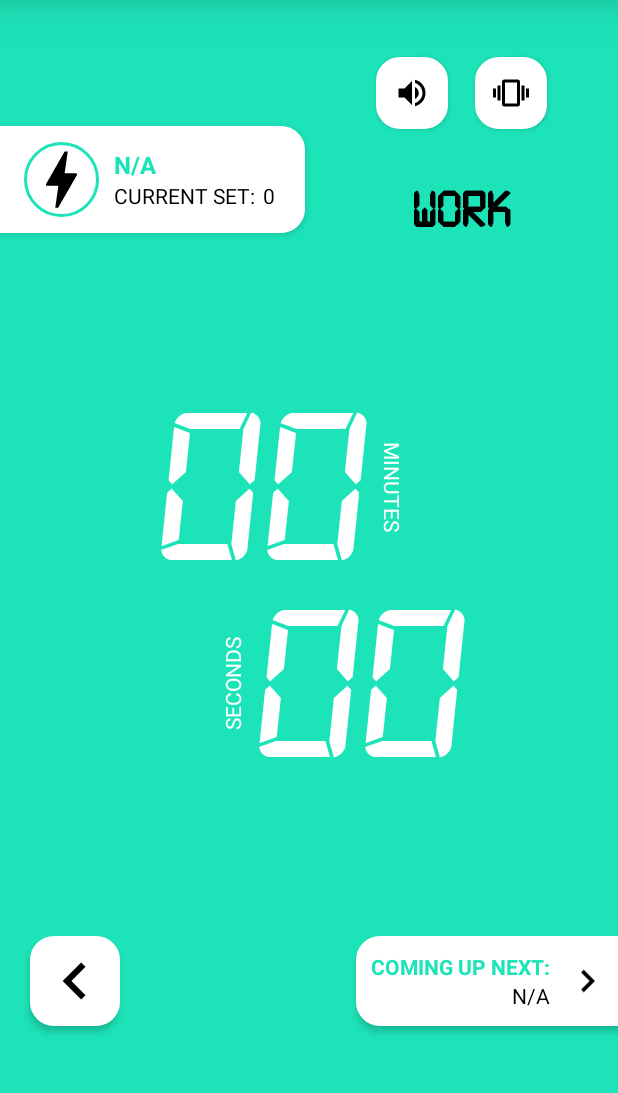
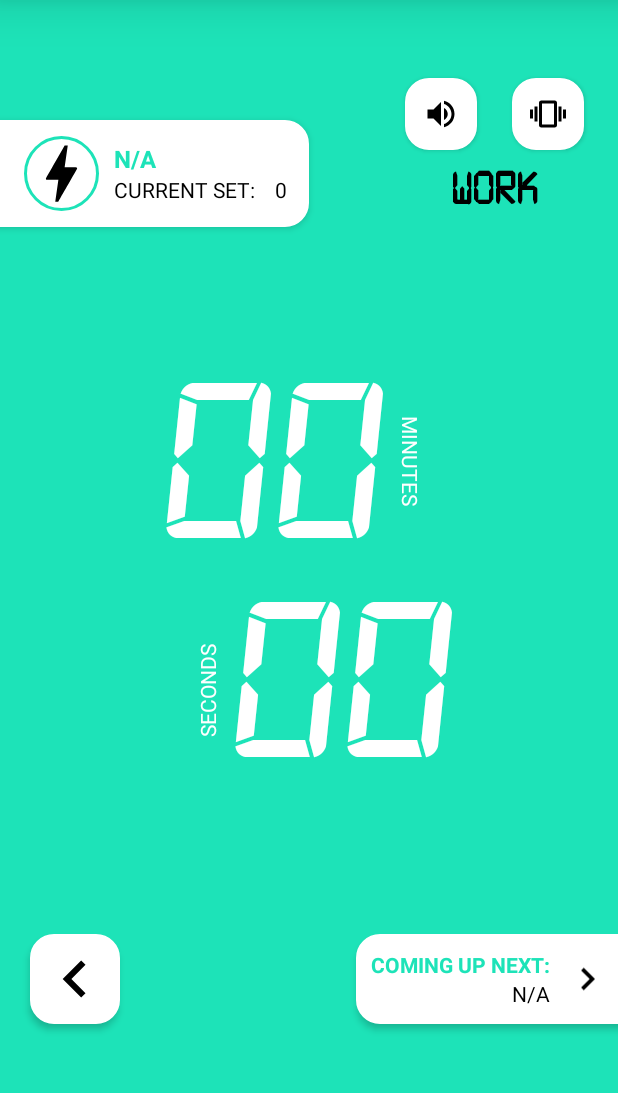
Before and after one commit to FabioAndresSQ/TIWO, an Android app: the layout activity_timer.xml on its own in the app's theme, with its tools: preview values and no code run, on a phone screen of 412 x 824 dp, the part 84-1177 px from its top. Run offline under Robolectric (Android 15) with nearby library versions, the light colour scheme and no system bars.

Commit message:
Full release

```diff
--- a/app/build.gradle
+++ b/app/build.gradle
@@ -27,7 +27,7 @@ android {
 
     buildTypes {
         release {
-            minifyEnabled true
+            minifyEnabled false
             proguardFiles getDefaultProguardFile('proguard-android-optimize.txt'), 'proguard-rules.pro'
         }
     }
--- a/app/src/main/java/com/faesfa/tiwo/PresetDetails.kt
+++ b/app/src/main/java/com/faesfa/tiwo/PresetDetails.kt
@@ -58,6 +58,7 @@ class PresetDetails : AppCompatActivity() {
         //Set Info to display
         binding.presetNameTxt.text = preset.name?.capitalize()
         setPresetImage(preset.gifUrl)
+
         setPresetCategory(preset.bodyPart)
 
 
@@ -248,39 +249,67 @@ class PresetDetails : AppCompatActivity() {
     private fun setPresetCategory(bodyPart: String?) {
         binding.presetCategory.borderColor = resources.getColor(R.color.AppColor)
         binding.presetCategory.borderWidth = 5
-        when(bodyPart){
+        when(bodyPart) {
             "chest" -> {
                 binding.presetCategory.setImageResource(R.drawable.chest_ic)
-                binding.presetCategoryTxt.text = getString(R.string.chestCategoryTxt)}
+                binding.presetCategoryTxt.text = getString(R.string.chestCategoryTxt)
+                category = "Chest"
+            }
+
             "back" -> {
                 binding.presetCategory.setImageResource(R.drawable.back_ic)
-                binding.presetCategoryTxt.text = getString(R.string.backCategoryTxt)}
+                binding.presetCategoryTxt.text = getString(R.string.backCategoryTxt)
+                category = "Back"
+            }
+
             "shoulder" -> {
                 binding.presetCategory.setImageResource(R.drawable.shoulder_ic)
-                binding.presetCategoryTxt.text = getString(R.string.shoulderCategoryTxt) }
+                binding.presetCategoryTxt.text = getString(R.string.shoulderCategoryTxt)
+                category = "Shoulder"
+            }
+
             "neck" -> {
                 binding.presetCategory.setImageResource(R.drawable.shoulder_ic)
-                binding.presetCategoryTxt.text = getString(R.string.shoulderCategoryTxt) }
+                binding.presetCategoryTxt.text = getString(R.string.shoulderCategoryTxt)
+                category = "Shoulder"
+            }
+
             "waist" -> {
                 binding.presetCategory.setImageResource(R.drawable.abs_ic)
-                binding.presetCategoryTxt.text = getString(R.string.absCategoryTxt)}
+                binding.presetCategoryTxt.text = getString(R.string.absCategoryTxt)
+                category = "Abs"
+            }
+
             "cardio" -> {
                 binding.presetCategory.setImageResource(R.drawable.abs_ic)
-                binding.presetCategoryTxt.text = getString(R.string.absCategoryTxt)}
+                binding.presetCategoryTxt.text = getString(R.string.absCategoryTxt)
+                category = "Abs"
+            }
+
             "lower arms" -> {
                 binding.presetCategory.setImageResource(R.drawable.arm_ic)
-                binding.presetCategoryTxt.text = getString(R.string.armsCategoryTxt)}
+                binding.presetCategoryTxt.text = getString(R.string.armsCategoryTxt)
+                category = "Arms"
+            }
+
             "upper arms" -> {
                 binding.presetCategory.setImageResource(R.drawable.arm_ic)
-                binding.presetCategoryTxt.text = getString(R.string.armsCategoryTxt)}
+                binding.presetCategoryTxt.text = getString(R.string.armsCategoryTxt)
+                category = "Arms"
+            }
+
             "lower legs" -> {
                 binding.presetCategory.setImageResource(R.drawable.legs_ic)
-                binding.presetCategoryTxt.text = getString(R.string.legsCategoryTxt)}
+                binding.presetCategoryTxt.text = getString(R.string.legsCategoryTxt)
+                category = "Legs"
+            }
+
             "upper legs" -> {
                 binding.presetCategory.setImageResource(R.drawable.legs_ic)
-                binding.presetCategoryTxt.text = getString(R.string.legsCategoryTxt)}
+                binding.presetCategoryTxt.text = getString(R.string.legsCategoryTxt)
+                category = "Legs"
+            }
         }
-        category = binding.presetCategoryTxt.text.toString()
     }
 
     private fun changeVisibility(checked: Boolean) {
--- a/app/src/main/java/com/faesfa/tiwo/TimerActivity.kt
+++ b/app/src/main/java/com/faesfa/tiwo/TimerActivity.kt
@@ -106,6 +106,7 @@ class TimerActivity : AppCompatActivity() {
             initialWorkTime = ((workout.num_reps * workout.reps_time) * 1000 + 1000).toLong() //Set Timer Value
             workFormat = reps.toString() + " " + getString(R.string.workingRepsTimer)
             binding.timerMinTxt.visibility = View.GONE
+            binding.minNumbersLayout.visibility = View.GONE
             binding.minutesTimerLbl.visibility = View.GONE
             binding.secondsTimerLbl.visibility = View.GONE
             binding.timerSecTxt.textSize = 200F
@@ -376,11 +377,11 @@ class TimerActivity : AppCompatActivity() {
         binding.timerCurrentState.text = getString(R.string.timerWorkTxt)
         if (workout.reps){ //Working with Reps, Set Visibility
             countDownInterval = (workout.reps_time * 1000).toLong()
+            binding.minNumbersLayout.visibility = View.GONE
             binding.timerMinTxt.visibility = View.GONE
             binding.minutesTimerLbl.visibility = View.GONE
             binding.secondsTimerLbl.visibility = View.GONE
             binding.repsTimerLbl.visibility = View.VISIBLE
-            binding.timerSecTxt.textSize = 200F
             countDownTimer = object : CountDownTimer(time, countDownInterval){
                 override fun onTick(millisUntilFinished: Long) {
                     countDownInPause = millisUntilFinished
@@ -446,6 +447,7 @@ class TimerActivity : AppCompatActivity() {
         } else{
             binding.timerNextTxt.text = getString(R.string.end)
         }
+        binding.minNumbersLayout.visibility = View.VISIBLE
         binding.timerMinTxt.visibility = View.VISIBLE
         binding.minutesTimerLbl.visibility = View.VISIBLE
         binding.secondsTimerLbl.visibility = View.VISIBLE
--- a/app/src/main/res/layout/activity_info.xml
+++ b/app/src/main/res/layout/activity_info.xml
@@ -90,11 +90,13 @@
 
             <TextView
                 android:id="@+id/infoNameTxt"
-                android:layout_width="wrap_content"
+                android:layout_width="0dp"
                 android:layout_height="wrap_content"
                 android:layout_marginTop="8dp"
                 android:text="@string/infoWorkoutNameTitle"
                 android:textColor="@color/AppColor"
+                android:layout_marginStart="10dp"
+                android:layout_marginEnd="10dp"
                 android:textSize="20sp"
                 android:textStyle="bold"
                 android:textAlignment="center"
--- a/app/src/main/res/layout/activity_timer.xml
+++ b/app/src/main/res/layout/activity_timer.xml
@@ -30,6 +30,34 @@
         app:layout_constraintTop_toBottomOf="@id/includeAppBar">
 
 
+        <androidx.constraintlayout.widget.Guideline
+            android:id="@+id/guidelineVertical"
+            android:layout_width="wrap_content"
+            android:layout_height="0dp"
+            android:orientation="vertical"
+            app:layout_constraintGuide_percent="0.6"/>
+
+        <androidx.constraintlayout.widget.Guideline
+            android:id="@+id/guidelineVerticalMiddle"
+            android:layout_width="wrap_content"
+            android:layout_height="0dp"
+            android:orientation="vertical"
+            app:layout_constraintGuide_percent="0.5"/>
+
+        <androidx.constraintlayout.widget.Guideline
+            android:id="@+id/guidelineHorizontalTop"
+            android:layout_width="wrap_content"
+            android:layout_height="wrap_content"
+            android:orientation="horizontal"
+            app:layout_constraintGuide_percent="0.3"/>
+
+        <androidx.constraintlayout.widget.Guideline
+            android:id="@+id/guidelineHorizontalBottom"
+            android:layout_width="wrap_content"
+            android:layout_height="wrap_content"
+            android:orientation="horizontal"
+            app:layout_constraintGuide_percent="0.7"/>
+
         <androidx.constraintlayout.widget.ConstraintLayout
             android:id="@+id/timerLayout"
             android:layout_width="match_parent"
@@ -45,17 +73,23 @@
 
         <TextView
             android:id="@+id/timerCurrentState"
-            android:layout_width="150dp"
+            android:layout_width="0dp"
             android:layout_height="0dp"
+            app:autoSizeMaxTextSize="32sp"
+            app:autoSizeMinTextSize="14sp"
+            app:autoSizeStepGranularity="1sp"
+            app:autoSizeTextType="uniform"
             android:fontFamily="@font/digital7"
             android:text="@string/timerWorkTxt"
             android:textAlignment="center"
+            android:gravity="center"
             android:textColor="@color/black"
-            android:textSize="35sp"
             android:textStyle="bold"
+            android:layout_marginTop="20dp"
             app:layout_constraintBottom_toBottomOf="@+id/linearLayout4"
             app:layout_constraintEnd_toEndOf="parent"
-            app:layout_constraintStart_toEndOf="@+id/linearLayout4" />
+            app:layout_constraintStart_toEndOf="@+id/guidelineVertical"
+            app:layout_constraintTop_toTopOf="@+id/linearLayout4" />
 
         <androidx.constraintlayout.widget.ConstraintLayout
             android:id="@+id/soundLayout"
@@ -65,8 +99,7 @@
             app:layout_constraintBottom_toTopOf="@+id/timerCurrentState"
             app:layout_constraintEnd_toEndOf="@+id/timerCurrentState"
             app:layout_constraintHorizontal_bias="0.5"
-            app:layout_constraintStart_toStartOf="@+id/timerCurrentState"
-            app:layout_constraintTop_toTopOf="parent">
+            app:layout_constraintStart_toStartOf="@+id/timerCurrentState">
 
             <ImageView
                 android:id="@+id/soundBtn"
@@ -131,15 +164,16 @@
 
         <LinearLayout
             android:id="@+id/linearLayout4"
-            android:layout_width="wrap_content"
+            android:layout_width="0dp"
             android:layout_height="wrap_content"
             android:layout_marginStart="-15dp"
             android:background="@drawable/rounded_corner"
             android:backgroundTint="@color/white"
             android:elevation="3dp"
-            android:gravity="center"
+            android:gravity="center|start"
             android:orientation="horizontal"
-            app:layout_constraintBottom_toTopOf="@+id/timerNumbersLayout"
+            app:layout_constraintBottom_toTopOf="@+id/guidelineHorizontalTop"
+            app:layout_constraintEnd_toStartOf="@id/guidelineVerticalMiddle"
             app:layout_constraintStart_toStartOf="parent"
             app:layout_constraintTop_toTopOf="parent">
 
@@ -157,33 +191,36 @@
                 app:layout_constraintTop_toTopOf="parent" />
 
             <LinearLayout
-                android:layout_width="wrap_content"
+                android:layout_width="match_parent"
                 android:layout_height="wrap_content"
-                android:layout_marginEnd="20dp"
+                android:layout_marginEnd="0dp"
                 android:gravity="start"
                 android:orientation="vertical">
 
                 <TextView
                     android:id="@+id/timerNameTxt"
-                    android:layout_width="wrap_content"
+                    android:layout_width="match_parent"
                     android:layout_height="wrap_content"
                     android:text="@string/createWorkoutDetailsDefault"
                     android:textColor="@color/AppColor"
                     android:textSize="16sp"
                     android:textStyle="bold"
-                    android:maxWidth="140dp"/>
+                    android:maxLines="3"
+                    android:maxLength="30"
+                    android:ellipsize="end"/>
 
                 <LinearLayout
-                    android:layout_width="wrap_content"
+                    android:layout_width="match_parent"
                     android:layout_height="wrap_content"
-                    android:orientation="horizontal">
+                    android:orientation="horizontal"
+                    android:gravity="start">
 
                     <TextView
                         android:id="@+id/textView3"
                         android:layout_width="wrap_content"
                         android:layout_height="wrap_content"
-                        android:layout_marginEnd="5dp"
                         android:text="@string/setsTimer"
+                        android:layout_weight="1"
                         android:textColor="@color/black"
                         android:textSize="14sp"
                         tools:layout_editor_absoluteX="166dp"
@@ -194,6 +231,7 @@
                         android:layout_width="wrap_content"
                         android:layout_height="wrap_content"
                         android:text="@string/infoNumValueDefault"
+                        android:layout_weight="1"
                         android:textColor="@color/black"
                         android:textSize="14sp"
                         tools:layout_editor_absoluteX="201dp"
@@ -203,31 +241,58 @@
 
         </LinearLayout>
 
-        <androidx.constraintlayout.widget.ConstraintLayout
+        <LinearLayout
             android:id="@+id/timerNumbersLayout"
             android:layout_width="0dp"
+            android:layout_height="0dp"
+            android:minHeight="300dp"
+            android:orientation="vertical"
+            app:layout_constraintBottom_toTopOf="@id/guidelineHorizontalBottom"
+            app:layout_constraintEnd_toEndOf="parent"
+            app:layout_constraintStart_toStartOf="parent"
+            app:layout_constraintTop_toBottomOf="@id/guidelineHorizontalTop">
+
+            <LinearLayout
+                android:id="@+id/minNumbersLayout"
+                android:layout_width="match_parent"
                 android:layout_height="wrap_content"
-            android:minHeight="300dp"
-            app:layout_constraintBottom_toTopOf="@+id/skipTimerBtn"
-            app:layout_constraintEnd_toEndOf="parent"
-            app:layout_constraintHorizontal_bias="0.5"
-            app:layout_constraintStart_toStartOf="parent"
-            app:layout_constraintTop_toBottomOf="@+id/linearLayout4">
+                android:orientation="horizontal"
+                android:gravity="center"
+                android:layout_weight="1">
 
                 <TextView
-                android:id="@+id/timerSecTxt"
+                    android:id="@+id/timerMinTxt"
                     android:layout_width="wrap_content"
-                android:layout_height="wrap_content"
-                android:layout_marginStart="70dp"
+                    android:minWidth="150dp"
+                    android:maxWidth="200dp"
+                    android:layout_height="match_parent"
                     android:fontFamily="@font/digital7_monoitalic"
                     android:text="@string/timerDefaultNumber"
                     android:textColor="@color/white"
-                android:textSize="150sp"
-                app:layout_constraintBottom_toBottomOf="parent"
-                app:layout_constraintEnd_toEndOf="parent"
-                app:layout_constraintHorizontal_bias="0.5"
-                app:layout_constraintStart_toStartOf="parent"
-                app:layout_constraintTop_toBottomOf="@+id/timerMinTxt" />
+                    app:autoSizeTextType="uniform"
+                    app:autoSizeMinTextSize="100sp"
+                    app:autoSizeMaxTextSize="200sp"
+                    app:autoSizeStepGranularity="1sp"
+                    android:gravity="center"/>
+
+                <TextView
+                    android:id="@+id/minutesTimerLbl"
+                    android:layout_width="wrap_content"
+                    android:layout_height="wrap_content"
+                    android:layout_marginStart="-15dp"
+                    android:rotation="90"
+                    android:text="@string/timerVerticalMinutes"
+                    android:textColor="@color/white" />
+
+            </LinearLayout>
+
+
+            <LinearLayout
+                android:layout_width="match_parent"
+                android:layout_height="wrap_content"
+                android:orientation="horizontal"
+                android:gravity="center"
+                android:layout_weight="1">
 
                 <TextView
                     android:id="@+id/secondsTimerLbl"
@@ -236,39 +301,22 @@
                     android:layout_marginEnd="-15dp"
                     android:rotation="270"
                     android:text="@string/timerVerticalSeconds"
-                android:textColor="@color/white"
-                app:layout_constraintBottom_toBottomOf="@+id/timerSecTxt"
-                app:layout_constraintEnd_toStartOf="@+id/timerSecTxt"
-                app:layout_constraintTop_toTopOf="@+id/timerSecTxt" />
-
+                    android:textColor="@color/white" />
 
                 <TextView
-                android:id="@+id/timerMinTxt"
+                    android:id="@+id/timerSecTxt"
                     android:layout_width="wrap_content"
-                android:layout_height="wrap_content"
-                android:layout_marginEnd="60dp"
+                    android:minWidth="150dp"
+                    android:maxWidth="100dp"
+                    android:layout_height="match_parent"
+                    android:textAlignment="viewEnd"
                     android:fontFamily="@font/digital7_monoitalic"
                     android:text="@string/timerDefaultNumber"
                     android:textColor="@color/white"
-                android:textSize="150sp"
-                app:layout_constraintBottom_toTopOf="@+id/timerSecTxt"
-                app:layout_constraintEnd_toEndOf="parent"
-                app:layout_constraintHorizontal_bias="0.5"
-                app:layout_constraintStart_toStartOf="parent"
-                app:layout_constraintTop_toTopOf="parent"
-                app:layout_constraintVertical_chainStyle="packed" />
-
-            <TextView
-                android:id="@+id/minutesTimerLbl"
-                android:layout_width="wrap_content"
-                android:layout_height="wrap_content"
-                android:layout_marginStart="-15dp"
-                android:rotation="90"
-                android:text="@string/timerVerticalMinutes"
-                android:textColor="@color/white"
-                app:layout_constraintBottom_toBottomOf="@+id/timerMinTxt"
-                app:layout_constraintStart_toEndOf="@+id/timerMinTxt"
-                app:layout_constraintTop_toTopOf="@+id/timerMinTxt" />
+                    app:autoSizeTextType="uniform"
+                    app:autoSizeMinTextSize="100sp"
+                    app:autoSizeMaxTextSize="200sp"
+                    app:autoSizeStepGranularity="1sp"/>
 
             <TextView
                 android:id="@+id/repsTimerLbl"
@@ -278,12 +326,11 @@
                 android:rotation="90"
                 android:text="@string/timerVerticalReps"
                 android:textColor="@color/white"
-                android:visibility="invisible"
-                app:layout_constraintBottom_toBottomOf="@+id/timerSecTxt"
-                app:layout_constraintStart_toEndOf="@+id/timerSecTxt"
-                app:layout_constraintTop_toTopOf="@+id/timerSecTxt" />
+                android:visibility="gone" />
 
-        </androidx.constraintlayout.widget.ConstraintLayout>
+            </LinearLayout>
+
+        </LinearLayout>
 
 
         <LinearLayout
@@ -306,7 +353,7 @@
             android:paddingBottom="10dp"
             app:layout_constraintBottom_toBottomOf="parent"
             app:layout_constraintEnd_toEndOf="parent"
-            app:layout_constraintTop_toBottomOf="@+id/timerNumbersLayout">
+            app:layout_constraintTop_toBottomOf="@+id/guidelineHorizontalBottom">
 
             <LinearLayout
                 android:layout_width="wrap_content"
@@ -398,14 +445,19 @@
 
         <TextView
             android:layout_width="match_parent"
-            android:layout_height="wrap_content"
+            android:layout_height="30dp"
             android:id="@+id/completedTxt"
             android:text="@string/completedWorkoutText"
             android:textColor="@color/greenStart"
             android:textSize="30sp"
+            android:gravity="center"
             app:layout_constraintTop_toTopOf="@id/guideline3"
             app:layout_constraintStart_toStartOf="parent"
             app:layout_constraintEnd_toEndOf="parent"
+            app:autoSizeTextType="uniform"
+            app:autoSizeMinTextSize="16sp"
+            app:autoSizeMaxTextSize="30sp"
+            app:autoSizeStepGranularity="1sp"
             android:layout_marginTop="30dp"
             android:fontFamily="@font/digital7"
             android:textStyle="bold"
@@ -465,14 +517,19 @@
         <TextView
             android:id="@+id/startingLbl"
             android:layout_width="match_parent"
-            android:layout_height="wrap_content"
+            android:layout_height="100dp"
             android:elevation="6dp"
             android:text="@string/getReady"
             android:textAlignment="center"
             android:textAllCaps="true"
+            android:gravity="center"
             android:textColor="@color/white"
             android:textSize="50sp"
             android:textStyle="italic"
+            app:autoSizeTextType="uniform"
+            app:autoSizeMinTextSize="20sp"
+            app:autoSizeMaxTextSize="50sp"
+            app:autoSizeStepGranularity="1sp"
             app:layout_constraintBottom_toTopOf="@+id/secsToStart"
             app:layout_constraintEnd_toEndOf="parent"
             app:layout_constraintHorizontal_bias="0.5"
@@ -483,14 +540,17 @@
         <TextView
             android:id="@+id/secsToStart"
             android:layout_width="match_parent"
-            android:layout_height="wrap_content"
+            android:layout_height="200dp"
             android:elevation="6dp"
             android:fontFamily="@font/digital7_monoitalic"
             android:text="@string/timerStartingDefaultValue"
             android:textAlignment="center"
             android:textAllCaps="false"
             android:textColor="@color/white"
-            android:textSize="250sp"
+            app:autoSizeTextType="uniform"
+            app:autoSizeMinTextSize="100sp"
+            app:autoSizeMaxTextSize="250sp"
+            app:autoSizeStepGranularity="1sp"
             android:textStyle="italic"
             android:visibility="visible"
             app:layout_constraintBottom_toBottomOf="parent"
--- a/app/src/main/res/layout/item_view.xml
+++ b/app/src/main/res/layout/item_view.xml
@@ -45,7 +45,10 @@
                 android:text="@string/itemNameField"
                 android:textColor="@color/AppColor"
                 android:textSize="16sp"
-                android:textStyle="bold" />
+                android:textStyle="bold"
+                android:maxLines="2"
+                android:maxLength="40"
+                android:ellipsize="end"/>
 
             <LinearLayout
                 android:layout_width="match_parent"
```
Lines whose indentation alone changed are shown as unchanged.
